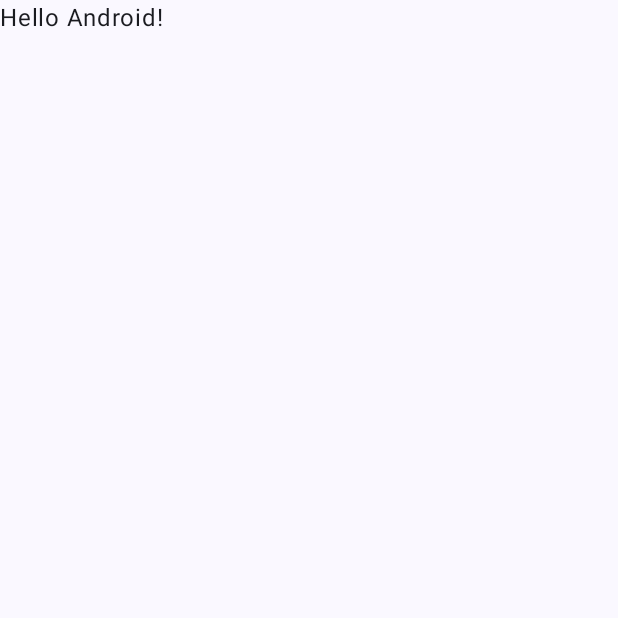
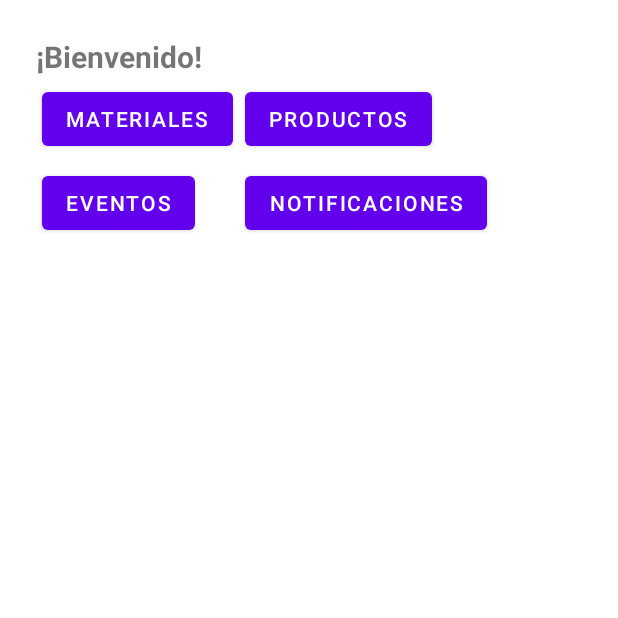
Before and after one commit to Fig-Joaquin/AppReparto, an Android app built with Jetpack Compose: the screen it shows after launch (MainActivity before the commit, Home after it), on a phone screen of 412 x 824 dp, the top half of it. Before the commit the part shown is almost empty. Run offline under Robolectric (Android 15) with nearby library versions, the phone set to English and light mode, and no system bars.

Commit message:
Home y Matrial

```diff
--- /dev/null
+++ b/app/src/main/java/com/example/appreparto/MaterialRepository.kt
@@ -0,0 +1,6 @@
+object MaterialRepository {           // ←  ahora es singleton
+    private val list = mutableListOf<Material>()
+    fun getAll(): List<Material> = list
+    fun save(m: Material) { list.removeAll { it.id == m.id }; list.add(m) }
+    fun delete(id: Long) { list.removeAll { it.id == id } }
+}
--- /dev/null
+++ b/app/src/main/java/com/example/appreparto/activity/Home.kt
@@ -0,0 +1,25 @@
+package com.example.appreparto.activity
+
+import android.content.Intent
+import android.os.Bundle
+import androidx.activity.enableEdgeToEdge
+import androidx.appcompat.app.AppCompatActivity
+import androidx.core.view.ViewCompat
+import androidx.core.view.WindowInsetsCompat
+import com.example.appreparto.R
+import com.example.appreparto.databinding.ActivityHomeBinding
+
+
+
+class Home : AppCompatActivity() {
+    private lateinit var b: ActivityHomeBinding
+    override fun onCreate(s: Bundle?) {
+        super.onCreate(s)
+        b = ActivityHomeBinding.inflate(layoutInflater); setContentView(b.root)
+
+        b.btnMaterials.setOnClickListener {
+            startActivity(Intent(this, MaterialListActivity::class.java))
+        }
+        // los otros botones pueden quedar vacíos por ahora
+    }
+}
--- /dev/null
+++ b/app/src/main/res/layout/activity_home.xml
@@ -0,0 +1,58 @@
+<?xml version="1.0" encoding="utf-8"?>
+<androidx.constraintlayout.widget.ConstraintLayout
+    xmlns:android="http://schemas.android.com/apk/res/android"
+    xmlns:app="http://schemas.android.com/apk/res-auto"
+    android:layout_width="match_parent"
+    android:layout_height="match_parent"
+    android:padding="24dp">
+
+    <!-- Saludo simple -->
+    <TextView
+        android:id="@+id/tvGreeting"
+        android:layout_width="wrap_content"
+        android:layout_height="wrap_content"
+        android:text="¡Bienvenido!"
+        android:textSize="20sp"
+        android:textStyle="bold"
+        app:layout_constraintTop_toTopOf="parent"
+        app:layout_constraintStart_toStartOf="parent" />
+
+    <!-- Cuatro botones en cuadrícula 2×2 -->
+    <androidx.gridlayout.widget.GridLayout
+        android:id="@+id/grid"
+        android:layout_width="0dp"
+        android:layout_height="0dp"
+        app:columnCount="2"
+        app:layout_constraintTop_toBottomOf="@id/tvGreeting"
+        app:layout_constraintBottom_toBottomOf="parent"
+        app:layout_constraintStart_toStartOf="parent"
+        app:layout_constraintEnd_toEndOf="parent"
+        app:useDefaultMargins="true">
+
+
+        <Button
+            android:id="@+id/btnMaterials"
+            android:layout_width="wrap_content"
+            android:layout_height="wrap_content"
+            android:text="Materiales"/>
+
+
+        <Button
+            android:id="@+id/btnProducts"
+            android:layout_width="wrap_content"
+            android:layout_height="wrap_content"
+            android:text="Productos"/>
+
+        <Button
+            android:id="@+id/btnEvents"
+            android:layout_width="wrap_content"
+            android:layout_height="wrap_content"
+            android:text="Eventos"/>
+
+        <Button
+            android:id="@+id/btnNotif"
+            android:layout_width="wrap_content"
+            android:layout_height="wrap_content"
+            android:text="Notificaciones"/>
+    </androidx.gridlayout.widget.GridLayout>
+</androidx.constraintlayout.widget.ConstraintLayout>
--- a/app/src/main/res/values/strings.xml
+++ b/app/src/main/res/values/strings.xml
@@ -1,3 +1,5 @@
 <resources>
     <string name="app_name">AppReparto</string>
+    <string name="bienvenido">¡Bienvenido!</string>
+
 </resources>
--- a/app/src/main/res/values/themes.xml
+++ b/app/src/main/res/values/themes.xml
@@ -1,5 +1,8 @@
 <?xml version="1.0" encoding="utf-8"?>
 <resources>
-
-    <style name="Theme.AppReparto" parent="android:Theme.Material.Light.NoActionBar" />
+    <style name="Theme.AppReparto" parent="Theme.MaterialComponents.DayNight.NoActionBar">
+        <item name="colorPrimary">@color/purple_500</item>
+        <item name="colorPrimaryVariant">@color/purple_700</item>
+        <item name="colorSecondary">@color/teal_200</item>
+    </style>
 </resources>
```
Also changed, not shown: app/build.gradle.kts (+7 -0 lines), app/src/main/AndroidManifest.xml (+19 -14 lines), app/src/main/java/com/example/appreparto/Material.kt (added, +9 -0 lines), app/src/main/java/com/example/appreparto/activity/MaterialDetail.kt (added, +50 -0 lines), app/src/main/java/com/example/appreparto/activity/MaterialList.kt (added, +51 -0 lines), app/src/main/java/com/example/appreparto/ui/theme/MaterialAdapter.kt (added, +42 -0 lines), app/src/main/java/com/example/appreparto/viewmodel/MaterialViewModel.kt (added, +18 -0 lines), app/src/main/res/layout/activity_login.xml (added, +62 -0 lines), app/src/main/res/layout/activity_material_detail.xml (added, +56 -0 lines), app/src/main/res/layout/activity_material_list.xml (added, +39 -0 lines), app/src/main/res/layout/item_material.xml (added, +37 -0 lines), gradle/libs.versions.toml (+8 -0 lines).
